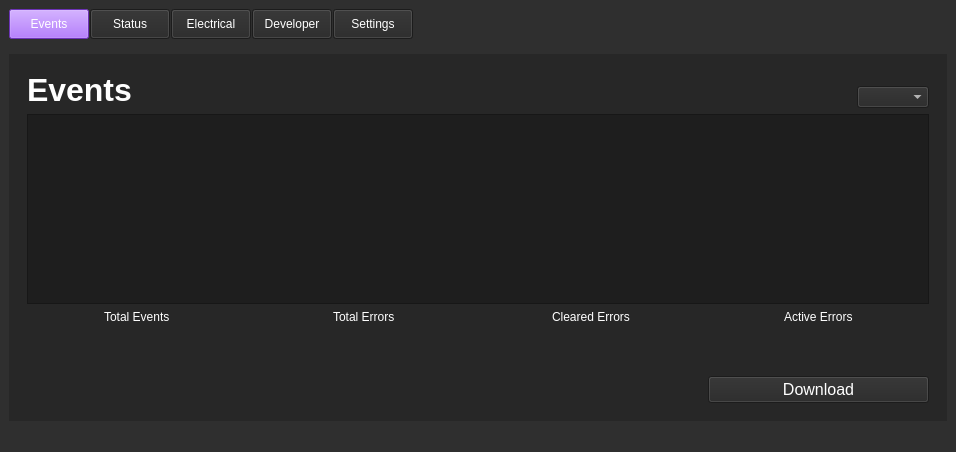
Before: the Qt Designer form weapon-system-support-software/mainwindow.ui in Team-Controller-NAU/Controller, drawn with Qt 5.
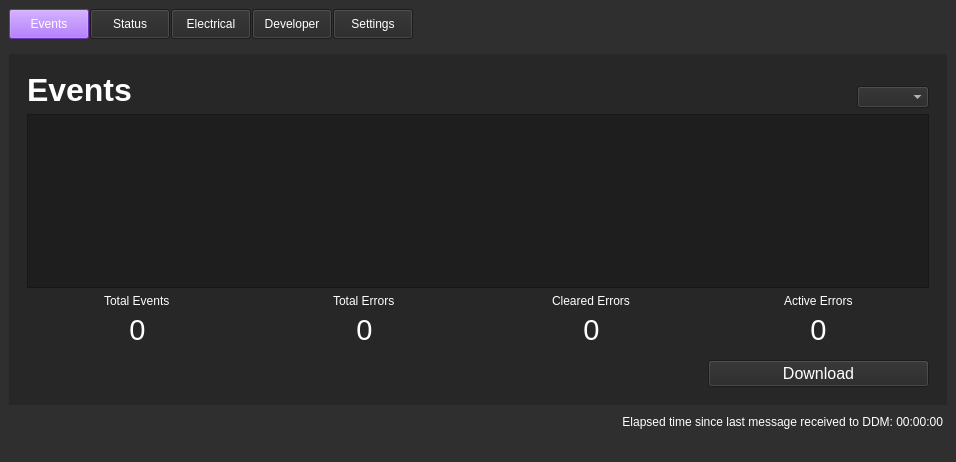
After: the same form once the commit is applied.

Commit message: resolved issue 8

What changed in the file:
```diff
--- a/weapon-system-support-software/mainwindow.ui
+++ b/weapon-system-support-software/mainwindow.ui
@@ -7,7 +7,7 @@
     <x>0</x>
     <y>0</y>
     <width>956</width>
-    <height>452</height>
+    <height>462</height>
    </rect>
   </property>
   <property name="minimumSize">
@@ -249,6 +249,16 @@
                  <property name="readOnly">
                   <bool>true</bool>
                  </property>
+                 <property name="html">
+                  <string>&lt;!DOCTYPE HTML PUBLIC &quot;-//W3C//DTD HTML 4.0//EN&quot; &quot;http://www.w3.org/TR/REC-html40/strict.dtd&quot;&gt;
+&lt;html&gt;&lt;head&gt;&lt;meta name=&quot;qrichtext&quot; content=&quot;1&quot; /&gt;&lt;meta charset=&quot;utf-8&quot; /&gt;&lt;style type=&quot;text/css&quot;&gt;
+p, li { white-space: pre-wrap; }
+hr { height: 1px; border-width: 0; }
+li.unchecked::marker { content: &quot;\2610&quot;; }
+li.checked::marker { content: &quot;\2612&quot;; }
+&lt;/style&gt;&lt;/head&gt;&lt;body style=&quot; font-family:'Segoe UI'; font-size:22pt; font-weight:400; font-style:normal;&quot;&gt;
+&lt;p align=&quot;center&quot; style=&quot; margin-top:0px; margin-bottom:0px; margin-left:0px; margin-right:0px; -qt-block-indent:0; text-indent:0px;&quot;&gt;0&lt;/p&gt;&lt;/body&gt;&lt;/html&gt;</string>
+                 </property>
                 </widget>
                </item>
                <item row="0" column="1" alignment="Qt::AlignHCenter">
@@ -351,7 +361,7 @@
 li.unchecked::marker { content: &quot;\2610&quot;; }
 li.checked::marker { content: &quot;\2612&quot;; }
 &lt;/style&gt;&lt;/head&gt;&lt;body style=&quot; font-family:'Segoe UI'; font-size:22pt; font-weight:400; font-style:normal;&quot;&gt;
-&lt;p align=&quot;center&quot; style=&quot;-qt-paragraph-type:empty; margin-top:0px; margin-bottom:0px; margin-left:0px; margin-right:0px; -qt-block-indent:0; text-indent:0px;&quot;&gt;&lt;br /&gt;&lt;/p&gt;&lt;/body&gt;&lt;/html&gt;</string>
+&lt;p align=&quot;center&quot; style=&quot; margin-top:0px; margin-bottom:0px; margin-left:0px; margin-right:0px; -qt-block-indent:0; text-indent:0px;&quot;&gt;0&lt;/p&gt;&lt;/body&gt;&lt;/html&gt;</string>
                  </property>
                  <property name="placeholderText">
                   <string/>
@@ -399,7 +409,7 @@
 li.unchecked::marker { content: &quot;\2610&quot;; }
 li.checked::marker { content: &quot;\2612&quot;; }
 &lt;/style&gt;&lt;/head&gt;&lt;body style=&quot; font-family:'Segoe UI'; font-size:22pt; font-weight:400; font-style:normal;&quot;&gt;
-&lt;p align=&quot;center&quot; style=&quot;-qt-paragraph-type:empty; margin-top:0px; margin-bottom:0px; margin-left:0px; margin-right:0px; -qt-block-indent:0; text-indent:0px;&quot;&gt;&lt;br /&gt;&lt;/p&gt;&lt;/body&gt;&lt;/html&gt;</string>
+&lt;p align=&quot;center&quot; style=&quot; margin-top:0px; margin-bottom:0px; margin-left:0px; margin-right:0px; -qt-block-indent:0; text-indent:0px;&quot;&gt;0&lt;/p&gt;&lt;/body&gt;&lt;/html&gt;</string>
                  </property>
                  <property name="placeholderText">
                   <string/>
@@ -431,7 +441,7 @@
 li.unchecked::marker { content: &quot;\2610&quot;; }
 li.checked::marker { content: &quot;\2612&quot;; }
 &lt;/style&gt;&lt;/head&gt;&lt;body style=&quot; font-family:'Segoe UI'; font-size:22pt; font-weight:400; font-style:normal;&quot;&gt;
-&lt;p align=&quot;center&quot; style=&quot;-qt-paragraph-type:empty; margin-top:0px; margin-bottom:0px; margin-left:0px; margin-right:0px; -qt-block-indent:0; text-indent:0px;&quot;&gt;&lt;br /&gt;&lt;/p&gt;&lt;/body&gt;&lt;/html&gt;</string>
+&lt;p align=&quot;center&quot; style=&quot; margin-top:0px; margin-bottom:0px; margin-left:0px; margin-right:0px; -qt-block-indent:0; text-indent:0px;&quot;&gt;0&lt;/p&gt;&lt;/body&gt;&lt;/html&gt;</string>
                  </property>
                  <property name="placeholderText">
                   <string/>
@@ -1495,6 +1505,45 @@
       </item>
      </layout>
     </item>
+    <item>
+     <widget class="QTextEdit" name="DDMTimer">
+      <property name="maximumSize">
+       <size>
+        <width>16777215</width>
+        <height>20</height>
+       </size>
+      </property>
+      <property name="styleSheet">
+       <string notr="true">color: rgb(255, 255, 255);
+background-color: rgb(47, 47, 47);
+border:none;
+font: 9pt &quot;Segoe UI&quot;;
+</string>
+      </property>
+      <property name="verticalScrollBarPolicy">
+       <enum>Qt::ScrollBarAlwaysOff</enum>
+      </property>
+      <property name="horizontalScrollBarPolicy">
+       <enum>Qt::ScrollBarAlwaysOff</enum>
+      </property>
+      <property name="readOnly">
+       <bool>true</bool>
+      </property>
+      <property name="html">
+       <string>&lt;!DOCTYPE HTML PUBLIC &quot;-//W3C//DTD HTML 4.0//EN&quot; &quot;http://www.w3.org/TR/REC-html40/strict.dtd&quot;&gt;
+&lt;html&gt;&lt;head&gt;&lt;meta name=&quot;qrichtext&quot; content=&quot;1&quot; /&gt;&lt;meta charset=&quot;utf-8&quot; /&gt;&lt;style type=&quot;text/css&quot;&gt;
+p, li { white-space: pre-wrap; }
+hr { height: 1px; border-width: 0; }
+li.unchecked::marker { content: &quot;\2610&quot;; }
+li.checked::marker { content: &quot;\2612&quot;; }
+&lt;/style&gt;&lt;/head&gt;&lt;body style=&quot; font-family:'Segoe UI'; font-size:9pt; font-weight:400; font-style:normal;&quot;&gt;
+&lt;p align=&quot;right&quot; style=&quot; margin-top:0px; margin-bottom:0px; margin-left:0px; margin-right:0px; -qt-block-indent:0; text-indent:0px;&quot;&gt;Elapsed time since last message received to DDM: 00:00:00&lt;/p&gt;&lt;/body&gt;&lt;/html&gt;</string>
+      </property>
+      <property name="placeholderText">
+       <string/>
+      </property>
+     </widget>
+    </item>
    </layout>
   </widget>
   <widget class="QMenuBar" name="menubar">
```
Left out of the diff: 2 changed lines with no effect on the pictures. The commit also changes 2 other files.
